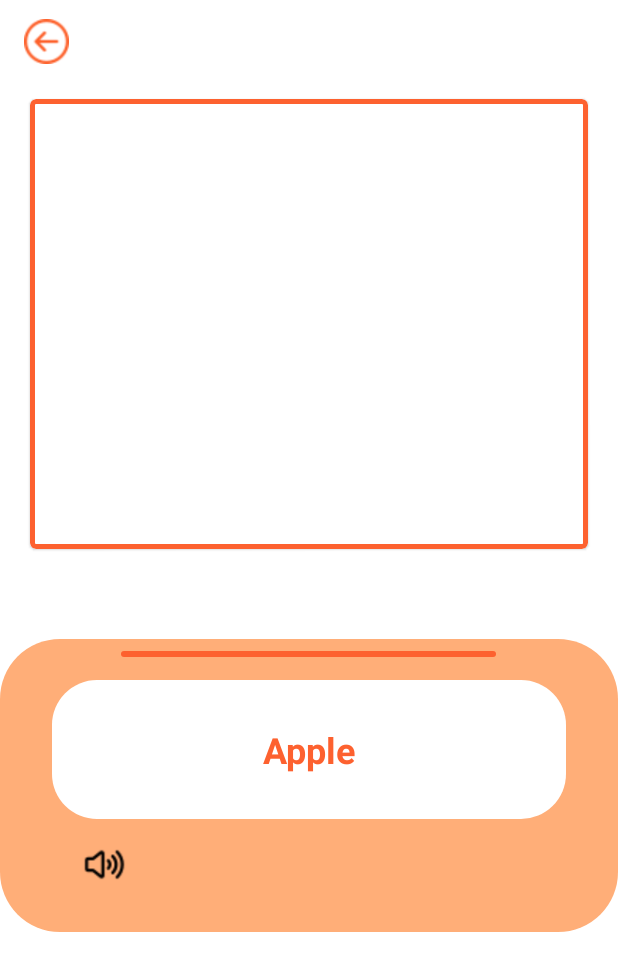
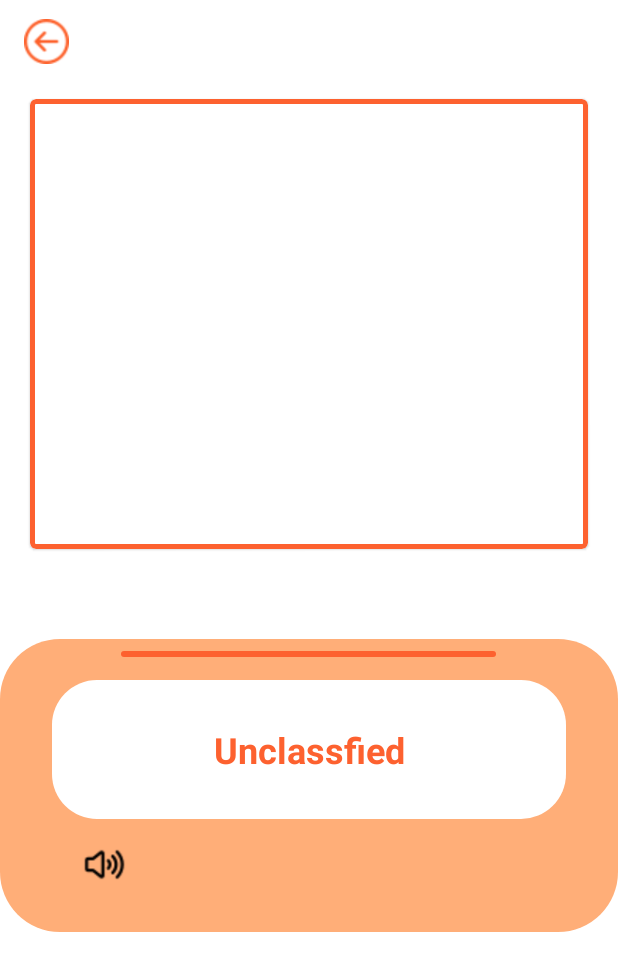
Before and after one commit to v-magiri/FindFruit, an Android app: the Image_Analysis screen opened directly, with no data from a screen before it, on a phone screen of 412 x 824 dp. Shown: the top 971 px of the screen. Run offline under Robolectric (Android 15) with nearby library versions, the phone set to English and light mode, and no system bars; libraries missing offline, so code that uses them is left out: com.magiri, org.tensorflow.lite; 14 statements that could not run were skipped.

Commit message:
all code done

```diff
--- a/app/src/main/java/com/magiri/FindFruit/Image_Analysis.java
+++ b/app/src/main/java/com/magiri/FindFruit/Image_Analysis.java
@@ -220,13 +220,13 @@ public class Image_Analysis extends AppCompatActivity {
 // Check if % >= 80. if yes, print the suggestion else image could not be classified
 
             String [] classes = {"Apple","Banana","Orange"};
-            fruitNameTxt.setText(classes[maxPos]);
+//            fruitNameTxt.setText(classes[maxPos]);
 
-//            if (maxConfidence >= 0.84){
-//                fruitNameTxt.setText(classes[maxPos]);
-//            }else{
-//                fruitNameTxt.setText("Unclassfied ");
-//            }
+            if (maxConfidence >= 0.90){
+                fruitNameTxt.setText(classes[maxPos]);
+            }else{
+                fruitNameTxt.setText("Unclassfied");
+            }
 
             // Releases model resources if no longer used.
             model.close();
--- a/app/src/main/java/com/magiri/FindFruit/MainActivity.java
+++ b/app/src/main/java/com/magiri/FindFruit/MainActivity.java
@@ -137,7 +137,7 @@ public class MainActivity extends AppCompatActivity {
         //startActivity for Image Analysis
         Intent imageAnalysisIntent=new Intent(this,Image_Analysis.class);
          ByteArrayOutputStream bs=new ByteArrayOutputStream();
-         bitmap.compress(Bitmap.CompressFormat.PNG,100,bs);
+         bitmap.compress(Bitmap.CompressFormat.JPEG,60,bs);
         imageAnalysisIntent.putExtra("FruitImage",bs.toByteArray());
         startActivity(imageAnalysisIntent);
     }
```
